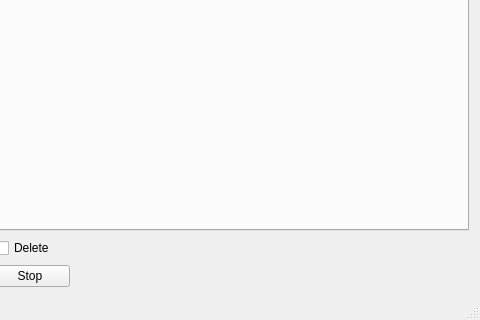
Old version of the form client/mainwindow.ui in the repository garretraziel/icp; both pictures show x 193 to 673 and y 352 to 672 of the 673 by 672 pixel window.
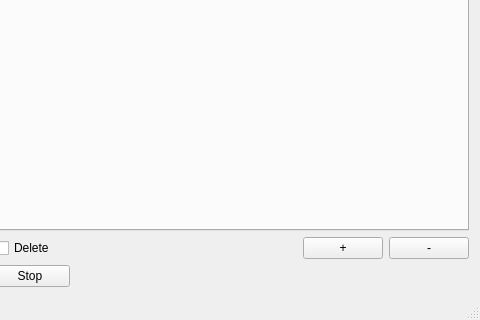
New version of the form.

What changed in the file:
```diff
--- a/client/mainwindow.ui
+++ b/client/mainwindow.ui
@@ -67,6 +67,20 @@
         </property>
        </spacer>
       </item>
+      <item>
+       <widget class="QPushButton" name="zoomIn">
+        <property name="text">
+         <string>+</string>
+        </property>
+       </widget>
+      </item>
+      <item>
+       <widget class="QPushButton" name="zoomOut">
+        <property name="text">
+         <string>-</string>
+        </property>
+       </widget>
+      </item>
      </layout>
     </item>
     <item row="7" column="0" rowspan="2">
```
